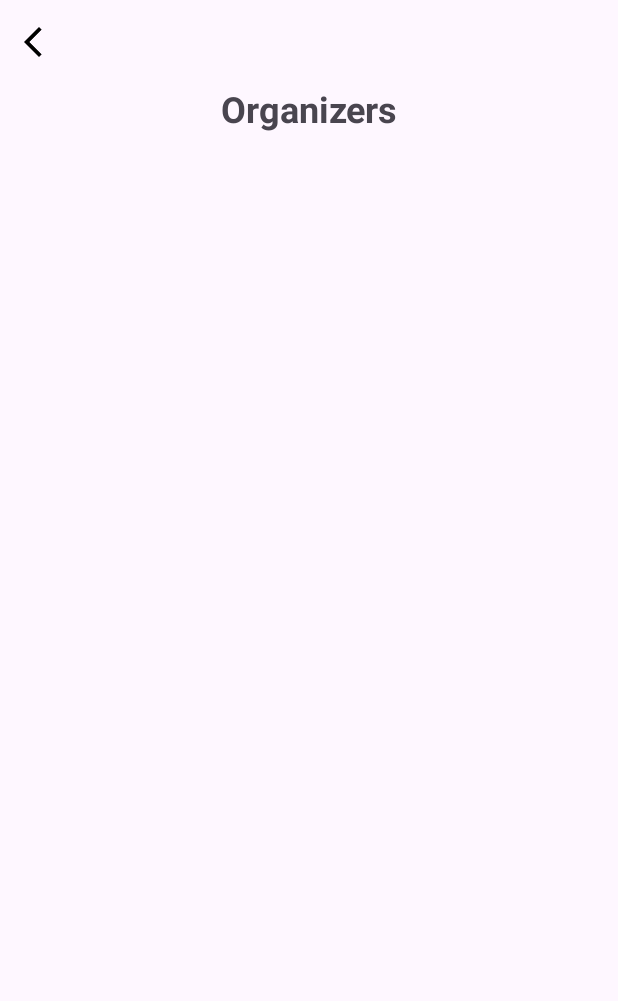
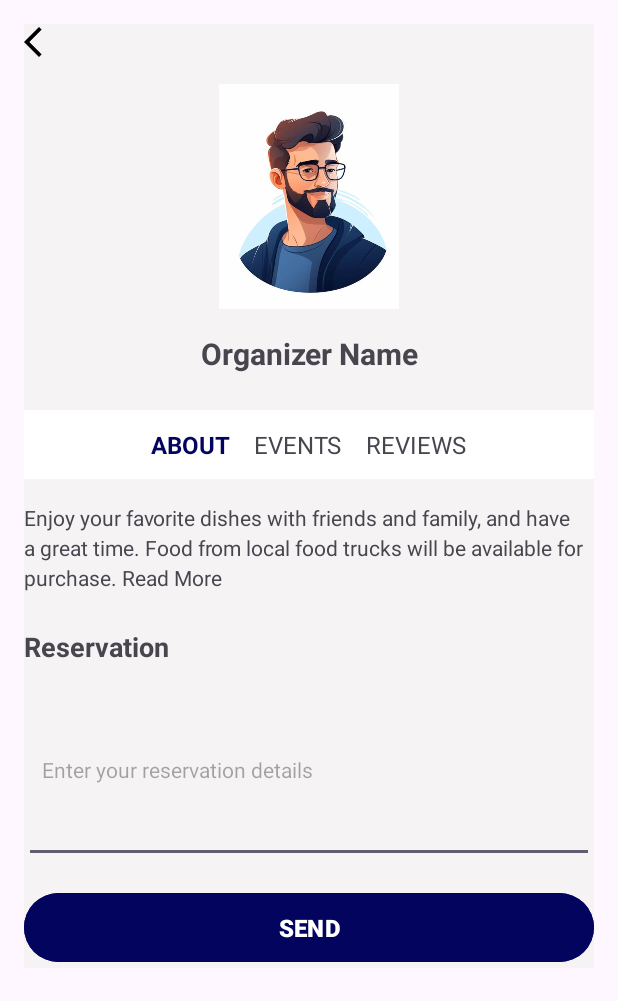
Before and after one commit to prabodhya-gunasekara/Eventino-Event-Ticket-Booking-App, an Android app: the OrganizerDetailsActivity screen opened directly, with no data from a screen before it, on a phone screen of 412 x 824 dp. Shown: the top 1001 px of the screen. Run offline under Robolectric (Android 15) with nearby library versions, the phone set to English and light mode, and no system bars; 1 statement that could not run was skipped.

Commit message:
implement organizer details and reservation ui

```diff
--- a/app/src/main/res/layout/activity_organizer_details.xml
+++ b/app/src/main/res/layout/activity_organizer_details.xml
@@ -1,5 +1,6 @@
 <?xml version="1.0" encoding="utf-8"?>
-<ScrollView xmlns:android="http://schemas.android.com/apk/res/android"
+<ScrollView
+    xmlns:android="http://schemas.android.com/apk/res/android"
     android:layout_width="match_parent"
     android:layout_height="match_parent"
     android:padding="16dp">
@@ -7,7 +8,8 @@
     <LinearLayout
         android:layout_width="match_parent"
         android:layout_height="wrap_content"
-        android:orientation="vertical">
+        android:orientation="vertical"
+        android:background="@color/background_tint">
 
         <ImageView
             android:id="@+id/back_btn"
@@ -18,19 +20,92 @@
             android:clickable="true"
             android:focusable="true" />
 
+        <ImageView
+            android:layout_width="120dp"
+            android:layout_height="150dp"
+            android:src="@drawable/img_organizer"
+            android:scaleType="centerCrop"
+            android:layout_gravity="center"
+            android:layout_marginBottom="16dp" />
+
         <TextView
             android:id="@+id/organizer_title"
             android:layout_width="match_parent"
             android:layout_height="wrap_content"
-            android:text="Organizers"
-            android:textSize="24sp"
+            android:text="Organizer Name"
+            android:textSize="20sp"
             android:textStyle="bold"
             android:gravity="center"
-            android:paddingBottom="16dp" />
+            android:layout_marginBottom="24dp" />
 
-        <androidx.recyclerview.widget.RecyclerView
-            android:id="@+id/organizer_recyclerview"
+        <LinearLayout
             android:layout_width="match_parent"
-            android:layout_height="wrap_content" />
+            android:layout_height="wrap_content"
+            android:orientation="horizontal"
+            android:paddingVertical="12dp"
+            android:paddingHorizontal="8dp"
+            android:background="@color/white"
+            android:layout_marginBottom="16dp"
+            android:gravity="center">
+
+            <TextView
+                android:layout_width="wrap_content"
+                android:layout_height="match_parent"
+                android:text="ABOUT"
+                android:textSize="16sp"
+                android:textColor="@color/dark_blue"
+                android:textStyle="bold"
+                android:layout_marginEnd="16dp" />
+
+            <TextView
+                android:layout_width="wrap_content"
+                android:layout_height="match_parent"
+                android:text="EVENTS"
+                android:textSize="16sp"
+                android:layout_marginEnd="16dp" />
+
+            <TextView
+                android:layout_width="wrap_content"
+                android:layout_height="match_parent"
+                android:text="REVIEWS"
+                android:textSize="16sp" />
+        </LinearLayout>
+
+        <TextView
+            android:id="@+id/organizer_details"
+            android:layout_width="match_parent"
+            android:layout_height="wrap_content"
+            android:text="Enjoy your favorite dishes with friends and family, and have a great time. Food from local food trucks will be available for purchase. Read More"
+            android:textSize="14sp"
+            android:lineSpacingExtra="4dp"
+            android:layout_marginBottom="24dp" />
+
+        <TextView
+            android:layout_width="match_parent"
+            android:layout_height="wrap_content"
+            android:text="Reservation"
+            android:textSize="18sp"
+            android:textStyle="bold"
+            android:layout_marginBottom="8dp" />
+
+        <EditText
+            android:id="@+id/organizer_reservation"
+            android:layout_width="match_parent"
+            android:layout_height="124dp"
+            android:layout_marginBottom="16dp"
+            android:hint="Enter your reservation details"
+            android:padding="12dp"
+            android:textSize="14dp" />
+
+        <Button
+            android:id="@+id/btn_send_reservation"
+            android:layout_width="match_parent"
+            android:layout_height="wrap_content"
+            android:text="SEND"
+            android:textSize="16sp"
+            android:textStyle="bold"
+            android:backgroundTint="@color/dark_blue"
+            android:textColor="@color/white"
+            android:paddingVertical="12dp" />
     </LinearLayout>
 </ScrollView>
--- a/app/src/main/res/layout/activity_organizers.xml
+++ b/app/src/main/res/layout/activity_organizers.xml
@@ -1,10 +1,36 @@
 <?xml version="1.0" encoding="utf-8"?>
-<androidx.constraintlayout.widget.ConstraintLayout xmlns:android="http://schemas.android.com/apk/res/android"
-    xmlns:app="http://schemas.android.com/apk/res-auto"
-    xmlns:tools="http://schemas.android.com/tools"
-    android:id="@+id/main"
+<ScrollView xmlns:android="http://schemas.android.com/apk/res/android"
     android:layout_width="match_parent"
     android:layout_height="match_parent"
-    tools:context=".OrganizersActivity">
+    android:padding="16dp">
 
-</androidx.constraintlayout.widget.ConstraintLayout>
+    <LinearLayout
+        android:layout_width="match_parent"
+        android:layout_height="wrap_content"
+        android:orientation="vertical">
+
+        <ImageView
+            android:id="@+id/back_btn"
+            android:layout_width="24dp"
+            android:layout_height="24dp"
+            android:src="@drawable/ic_arrow_back"
+            android:layout_marginBottom="16dp"
+            android:clickable="true"
+            android:focusable="true" />
+
+        <TextView
+            android:id="@+id/organizer_title"
+            android:layout_width="match_parent"
+            android:layout_height="wrap_content"
+            android:text="Organizers"
+            android:textSize="24sp"
+            android:textStyle="bold"
+            android:gravity="center"
+            android:paddingBottom="16dp" />
+
+        <androidx.recyclerview.widget.RecyclerView
+            android:id="@+id/organizer_recyclerview"
+            android:layout_width="match_parent"
+            android:layout_height="wrap_content" />
+    </LinearLayout>
+</ScrollView>
```
